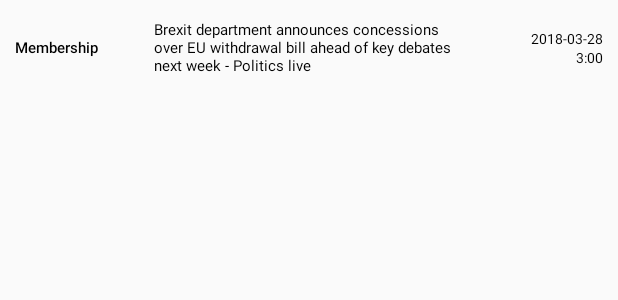
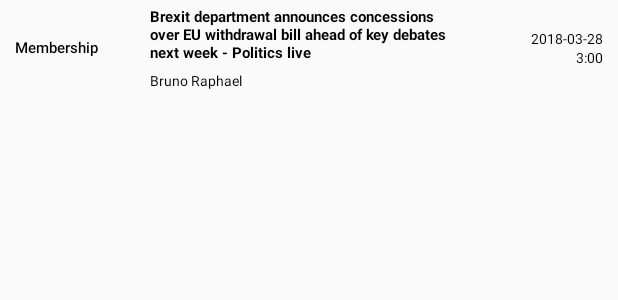
Before and after one commit to BrunoSantanaBR/News-App, an Android app: the layout news_list_item.xml on its own in the app's theme, with its tools: preview values and no code run, on a phone screen of 412 x 824 dp. Shown: the top 300 px of the screen. Run offline under Robolectric (Android 15) with nearby library versions, the phone set to English and light mode, and no system bars.

Commit message:
Update JSon response to get the author of the news Update the layout to put the author bellow the news Title Remove the variable SectionId and the method GetSectionId

```diff
--- a/app/src/main/java/com/example/android/newsapp/MainActivity.java
+++ b/app/src/main/java/com/example/android/newsapp/MainActivity.java
@@ -140,6 +140,7 @@ public class MainActivity extends AppCompatActivity implements LoaderManager.Loa
             uriBuilder.appendQueryParameter("page-size", "200");
             uriBuilder.appendQueryParameter("from-date", date);
             uriBuilder.appendQueryParameter("to-date", date);
+            uriBuilder.appendQueryParameter("show-tags", "contributor");
             uriBuilder.appendQueryParameter("api-key", "test");
         }else {
             // Append query parameter and its value.
@@ -147,6 +148,7 @@ public class MainActivity extends AppCompatActivity implements LoaderManager.Loa
             uriBuilder.appendQueryParameter("from-date", date);
             uriBuilder.appendQueryParameter("to-date", date);
             uriBuilder.appendQueryParameter("section", subject);
+            uriBuilder.appendQueryParameter("show-tags", "contributor");
             uriBuilder.appendQueryParameter("api-key", "test");
         }
 
--- a/app/src/main/res/layout/news_list_item.xml
+++ b/app/src/main/res/layout/news_list_item.xml
@@ -13,8 +13,8 @@
         android:layout_width="0dp"
         android:layout_height="wrap_content"
         android:layout_gravity="center_vertical"
+        android:layout_weight="2"
         android:fontFamily="sans-serif-medium"
-        android:layout_weight="2"
         android:gravity="start"
         android:maxLines="2"
         android:textColor="@android:color/black"
@@ -22,27 +22,45 @@
         tools:text="Membership" />
 
 
-    <TextView
-        android:id="@+id/weTitle_Text_View"
+    <LinearLayout
         android:layout_width="0dp"
         android:layout_height="wrap_content"
         android:layout_gravity="center_vertical"
-        android:layout_marginLeft="10dp"
-        android:layout_marginStart="10dp"
+        android:layout_marginLeft="5dp"
+        android:layout_marginStart="5dp"
         android:layout_weight="5"
+        android:orientation="vertical">
+
+    <TextView
+        android:id="@+id/weTitle_Text_View"
+        android:layout_width="wrap_content"
+        android:layout_height="wrap_content"
+        android:layout_gravity="center_vertical"
         android:ellipsize="end"
         android:maxLines="5"
         android:textColor="@android:color/black"
+        android:textStyle="bold"
         android:textSize="10sp"
         tools:text="Brexit department announces concessions over EU withdrawal bill ahead of key debates next week - Politics live" />
 
+    <TextView
+        android:id="@+id/author_Text_View"
+        android:layout_width="wrap_content"
+        android:layout_height="wrap_content"
+        android:layout_gravity="start"
+        android:paddingTop="5dp"
+        android:textColor="@android:color/black"
+        android:textSize="9sp"
+        tools:text="Bruno Raphael" />
+
+    </LinearLayout>
 
     <LinearLayout
         android:layout_width="0dp"
         android:layout_height="wrap_content"
         android:layout_gravity="center_vertical"
-        android:layout_marginLeft="10dp"
-        android:layout_marginStart="10dp"
+        android:layout_marginLeft="5dp"
+        android:layout_marginStart="5dp"
         android:layout_weight="2"
         android:orientation="vertical">
 
--- a/app/src/main/res/values/strings.xml
+++ b/app/src/main/res/values/strings.xml
@@ -2,10 +2,12 @@
     <string name="app_name">News App</string>
 
     <!-- Text to display in the list when there are no news [CHAR LIMIT=NONE] -->
-    <string name="no_news">No News found. Change the preferences.</string>
+    <string name="no_news">No News found. Change the settings.</string>
 
     <!-- Error message when there is no internet connectivity [CHAR LIMIT=NONE] -->
     <string name="no_internet_connection">No internet connection.</string>
+
+    <string name="author">Author:</string>
 
     <string name="settings_menu_item">Settings</string>
     <string name="settings_title">News Settings</string>
```
Also changed, not shown: app/src/main/java/com/example/android/newsapp/News.java (+7 -7 lines), app/src/main/java/com/example/android/newsapp/NewsAdapter.java (+18 -6 lines), app/src/main/java/com/example/android/newsapp/QueryUtils.java (+16 -6 lines).
